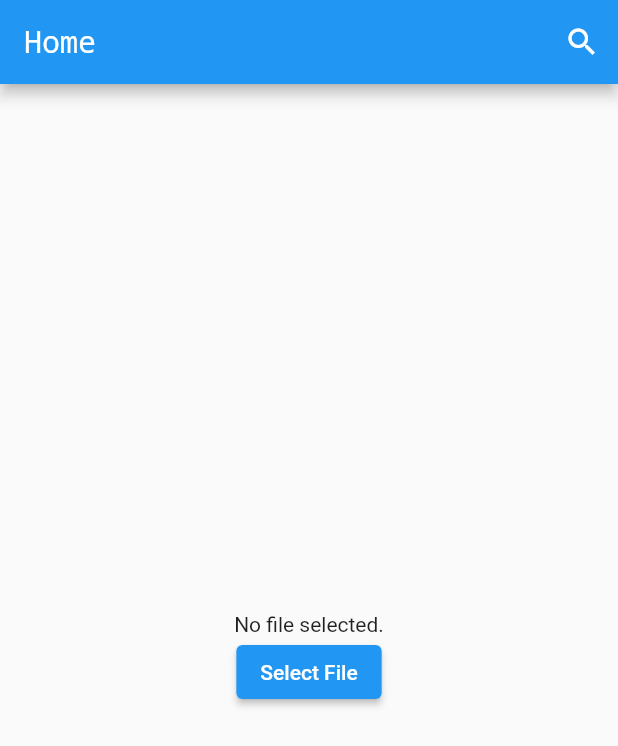
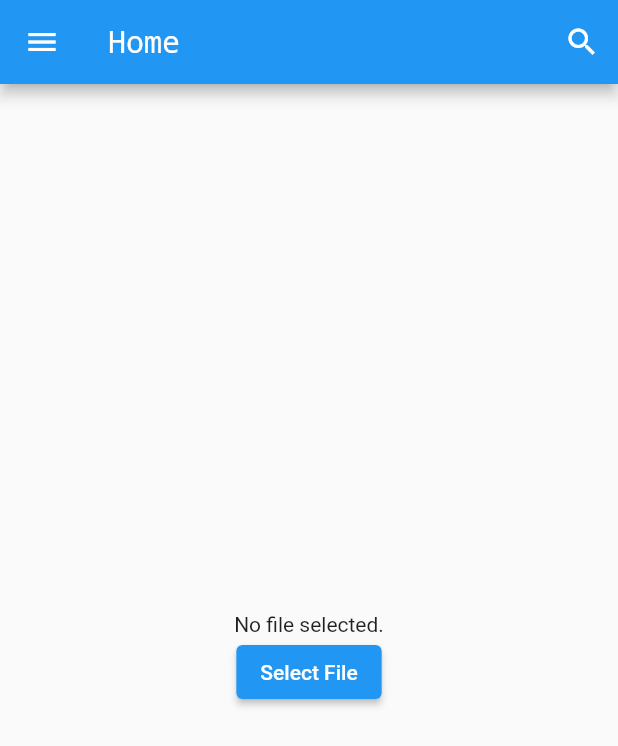
Before and after one commit to aalu-love/inventory-manager, a Flutter app: the screen it shows after launch, after a tap on "Select File", on a phone screen of 412 x 824 dp. Shown: the top 746 px of the screen. Run offline on Flutter 3.47's test engine with Material 2 defaults, Android fonts, the phone set to English and light mode, and no system bars; our stand-ins replace csv, file_picker.

Commit message:
new commit

```diff
--- a/lib/screens/home_screen.dart
+++ b/lib/screens/home_screen.dart
@@ -108,6 +108,35 @@ class _HomeScreenState extends State<HomeScreen> {
             ),
         ],
       ),
+      drawer: Drawer(
+        child: ListView(
+          padding: EdgeInsets.zero,
+          children: <Widget>[
+            const DrawerHeader(
+              decoration: BoxDecoration(
+                color: Colors.blue,
+              ),
+              child: Text(
+                'SAP STORE',
+                style: TextStyle(
+                  color: Colors.white,
+                  fontSize: 24,
+                ),
+              ),
+            ),
+            ListTile(
+              title: const Text('Select CSV File'),
+              onTap: openFilePicker,
+            ),
+            const ListTile(
+              title: Text(
+                'Created by: Sanju Bodra',
+              ),
+            ),
+            // Add more ListTile widgets for additional items
+          ],
+        ),
+      ),
       body: isFileSelected
           ? FutureBuilder<List<Item>>(
               future: csvService.fetchItemsFromCSV(),
--- a/lib/services/csv_service.dart
+++ b/lib/services/csv_service.dart
@@ -1,8 +1,10 @@
+import 'dart:developer';
 import 'dart:io';
 import 'package:csv/csv.dart';
 import 'package:file_picker/file_picker.dart';
 import 'package:flutter_application_1/models/item.dart';
 import 'package:path_provider/path_provider.dart';
+import 'package:path/path.dart' as path;
 
 class CsvService {
   Future<List<Item>> fetchItemsFromCSV() async {
@@ -31,7 +33,7 @@ class CsvService {
 
   Future<bool> checkCsvFileExistence() async {
     final Directory directory = await getApplicationDocumentsDirectory();
-    final File file = File('${directory.path}/appsheet.csv');
+    final File file = File(path.join(directory.path, 'appsheet.csv'));
     return file.exists();
   }
 
@@ -48,15 +50,19 @@ class CsvService {
     );
 
     if (result != null && result.files.isNotEmpty) {
+      final String filePath = result.files.single.path!;
       final Directory directory = await getApplicationDocumentsDirectory();
-      final String filePath = result.files.single.path!;
+      final String destinationPath = path.join(directory.path, 'appsheet.csv');
 
-      // Copy the selected file to the desired location
-      final File file =
-          await File(filePath).copy('${directory.path}/appsheet.csv');
-      return file.path;
+      try {
+        await File(filePath).copy(destinationPath);
+        return destinationPath;
+      } catch (e) {
+        log('Error copying file: $e');
+        return null;
+      }
     }
-    return null; // Return null if file is not selected or bytes is null
+    return null;
   }
 
   Future<String> readFile(String filePath) async {
--- a/pubspec.yaml
+++ b/pubspec.yaml
@@ -33,13 +33,14 @@ dependencies:
     sdk: flutter
   file_picker: ^5.3.1
   csv: ^5.0.2
+  path_provider: ^2.0.15
+  path: ^1.8.3
 
 
   # The following adds the Cupertino Icons font to your application.
   # Use with the CupertinoIcons class for iOS style icons.
   cupertino_icons: ^1.0.2
   gsheets: ^0.4.2
-  path_provider: ^2.0.15
 
 dev_dependencies:
   flutter_test:
```
Also changed, not shown: lib/screens/detail_screen.dart (+0 -9 lines), lib/screens/home_screen copy.dart (deleted, +0 -52 lines), pubspec.lock, 2 other files.
